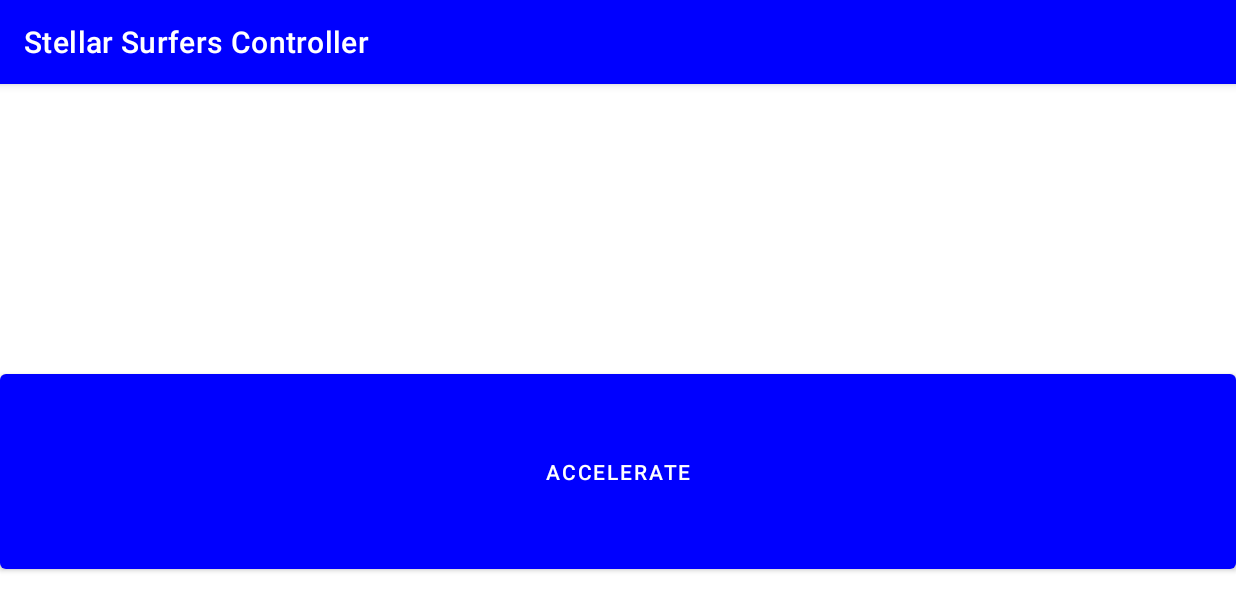
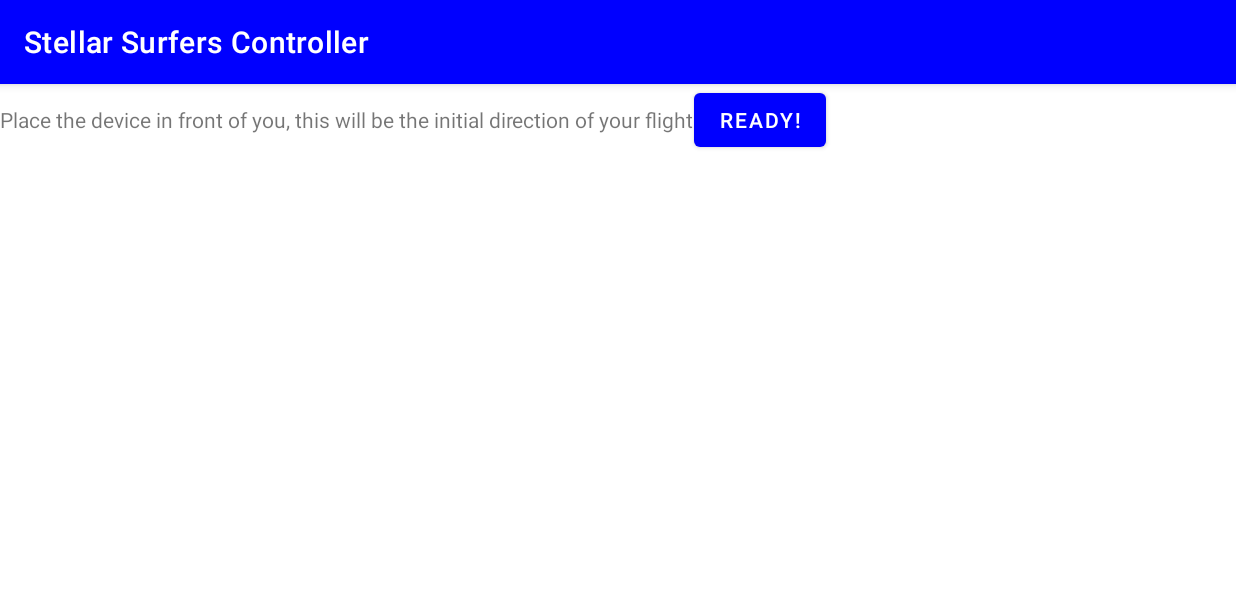
Before and after one commit to jjaworska/Stellar-Surfers-Controller, an Android app: the GameActivity screen opened directly, with no data from a screen before it, on a phone screen of 824 x 412 dp (held sideways). Shown: the top 611 px of the screen. Run offline under Robolectric (Android 15) with nearby library versions, the phone set to English and light mode, and no system bars; our stand-ins replace data binding; 3 statements that could not run were skipped.

Commit message:
Synchronized game start

```diff
--- a/app/src/main/java/com/tcs/stellarsurfers/GameActivity.kt
+++ b/app/src/main/java/com/tcs/stellarsurfers/GameActivity.kt
@@ -5,6 +5,7 @@ import android.hardware.Sensor
 import android.hardware.SensorManager
 import androidx.appcompat.app.AppCompatActivity
 import android.os.Bundle
+import androidx.core.view.isVisible
 import com.tcs.stellarsurfers.databinding.ActivityGameBinding
 import androidx.databinding.DataBindingUtil
 import com.tcs.stellarsurfers.motion_sensors.GyroListener
@@ -29,6 +30,10 @@ class GameActivity : AppCompatActivity() {
         accelerometerSensor = sensorManager.getDefaultSensor(Sensor.TYPE_ACCELEROMETER)
         geomagneticSensor = sensorManager.getDefaultSensor(Sensor.TYPE_MAGNETIC_FIELD)
 
+        binding.readyBtn.setOnClickListener {
+            binding.getReady.isVisible = false
+            binding.controls.isVisible = true
+            gyroListener.startMeasuring()
             gyroListener.setOnSensorDataReceived {
                 val sensorData = "${it[0]}\n${it[1]}\n${it[2]}"
                 binding.monitor.text = sensorData
@@ -46,12 +51,14 @@ class GameActivity : AppCompatActivity() {
                  */
 
                 val messageSize = 12 + 4
-            val buffer = ByteBuffer.allocate(messageSize).order(ByteOrder.LITTLE_ENDIAN);
+                val buffer = ByteBuffer.allocate(messageSize).order(ByteOrder.LITTLE_ENDIAN)
                 buffer.putFloat(it[0]).putFloat(it[1]).putFloat(it[2])
                 buffer.putFloat(acceleration)
                 val bytes = buffer.array()
                 sendMessage(bytes)
             }
+        }
+
     }
 
     private fun sendMessage(message: ByteArray) {
--- a/app/src/main/java/com/tcs/stellarsurfers/MainActivity.kt
+++ b/app/src/main/java/com/tcs/stellarsurfers/MainActivity.kt
@@ -1,6 +1,5 @@
 package com.tcs.stellarsurfers
 
-import android.app.Activity
 import android.content.Context
 import android.content.Intent
 import android.graphics.Color
@@ -10,6 +9,7 @@ import android.hardware.Sensor
 import android.hardware.SensorManager
 import android.os.Bundle
 import android.view.ContextThemeWrapper
+import androidx.appcompat.app.AppCompatActivity
 import androidx.databinding.DataBindingUtil
 import androidx.vectordrawable.graphics.drawable.VectorDrawableCompat
 import com.tcs.stellarsurfers.databinding.ActivityMainBinding
@@ -17,7 +17,7 @@ import com.tcs.stellarsurfers.motion_sensors.GyroListener
 import com.tcs.stellarsurfers.motion_sensors.GyroscopeUtils
 
 
-class MainActivity : Activity() {
+class MainActivity : AppCompatActivity() {
     private lateinit var sensorManager: SensorManager
     private lateinit var accelerometerSensor: Sensor
     private lateinit var geomagneticSensor : Sensor
@@ -55,6 +55,7 @@ class MainActivity : Activity() {
         val wrapper = ContextThemeWrapper(this, R.style.Theme_StellarSurfers)
         pixelArt = VectorDrawableCompat.create(resources, R.drawable.pixel_art, wrapper.theme)!!
         binding.imageView.setImageDrawable(pixelArt)
+        gyroListener.startMeasuring()
         gyroListener.setOnSensorDataReceived {
             val newColor = GyroscopeUtils.rotationVecToHSL(it)
             binding.lolcat.setTextColor(newColor)
--- a/app/src/main/java/com/tcs/stellarsurfers/motion_sensors/GyroListener.kt
+++ b/app/src/main/java/com/tcs/stellarsurfers/motion_sensors/GyroListener.kt
@@ -16,6 +16,7 @@ class GyroListener : SensorEventListener {
 //    private var timestamp: Float = 0f
 //    private val EPSILON = 0.04
     private var isInitialized: Boolean = false
+    private var isQuerying: Boolean = false
     private var initialRotation = floatArrayOf(0f,0f,0f)
     private var rotationCurrent = floatArrayOf(1f, 0f, 0f)
 
@@ -31,7 +32,14 @@ class GyroListener : SensorEventListener {
         onSensorDataReceived = listener
     }
 
+    public fun startMeasuring() {
+        isQuerying = true
+    }
+
     override fun onSensorChanged(event: SensorEvent?) {
+        if (!isQuerying)
+            return
+
         if (event!!.sensor.type === Sensor.TYPE_ACCELEROMETER) mGravity = event!!.values
 
         if (event!!.sensor.type === Sensor.TYPE_MAGNETIC_FIELD) mGeomagnetic = event!!.values
--- a/app/src/main/res/layout/activity_game.xml
+++ b/app/src/main/res/layout/activity_game.xml
@@ -2,8 +2,28 @@
 <layout xmlns:android="http://schemas.android.com/apk/res/android"
     xmlns:tools="http://schemas.android.com/tools">
 
+    <FrameLayout
+        android:layout_width="match_parent"
+        android:layout_height="match_parent" >
+
         <LinearLayout
-        android:id="@+id/root"
+            android:id="@+id/get_ready"
+            android:layout_width="match_parent"
+            android:layout_height="match_parent">
+            <TextView
+                android:layout_width="wrap_content"
+                android:layout_height="wrap_content"
+                android:text="@string/calibration_instructions" />
+            <Button
+                android:id="@+id/ready_btn"
+                android:layout_width="wrap_content"
+                android:layout_height="wrap_content"
+                android:text="@string/ready_btn" />
+        </LinearLayout>
+
+        <LinearLayout
+            android:id="@+id/controls"
+            android:visibility="invisible"
             android:layout_width="match_parent"
             android:layout_height="match_parent"
             tools:context=".SetupConnectionActivity"
@@ -32,4 +52,7 @@
                 android:text="@string/accelerate" />
 
         </LinearLayout>
+
+    </FrameLayout>
+
 </layout>
--- a/app/src/main/res/layout/activity_main.xml
+++ b/app/src/main/res/layout/activity_main.xml
@@ -3,7 +3,7 @@
     xmlns:tools="http://schemas.android.com/tools">
 
     <LinearLayout
-        android:id="@+id/root"
+        android:id="@+id/controls"
         android:orientation="vertical"
         android:layout_width="match_parent"
         android:layout_height="match_parent"
--- a/app/src/main/res/values/strings.xml
+++ b/app/src/main/res/values/strings.xml
@@ -17,4 +17,6 @@
         to make the device visible to the laptop</string>
     <string name="play_btn">Play!</string>
     <string name="accelerate">Accelerate</string>
+    <string name="calibration_instructions">Place the device in front of you, this will be the initial direction of your flight</string>
+    <string name="ready_btn">Ready!</string>
 </resources>
```
Also changed, not shown: app/src/main/java/com/tcs/stellarsurfers/SetupConnectionActivity.kt (+21 -7 lines), app/src/main/java/com/tcs/stellarsurfers/motion_sensors/GyroscopeUtils.kt (+7 -4 lines), app/src/main/res/layout/activity_setup_connection.xml (+1 -8 lines). Lines whose indentation alone changed are shown as unchanged.
